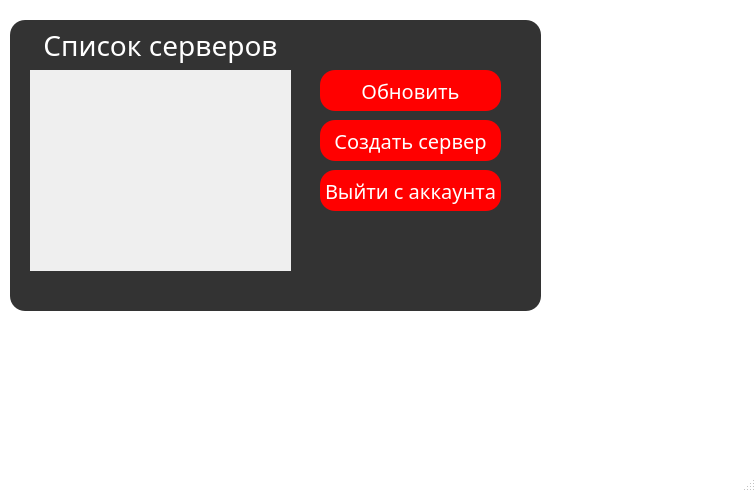
First picture: the form in Lobby.ui, repository ChazGrant/Messenger, before the edit.
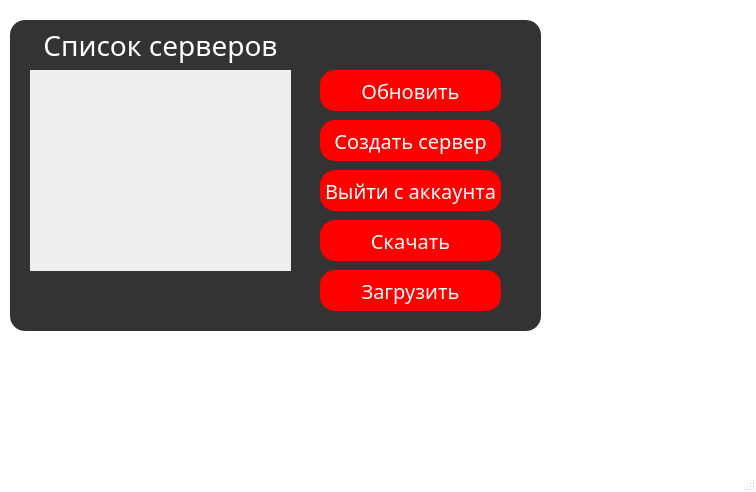
Second picture: the form after the edit. Icons and pictures are not drawn.

```diff
--- a/Lobby.ui
+++ b/Lobby.ui
@@ -84,7 +84,7 @@
       <x>10</x>
       <y>20</y>
       <width>531</width>
-      <height>291</height>
+      <height>311</height>
      </rect>
     </property>
     <property name="frameShape">
@@ -197,6 +197,32 @@
       <string>Создать сервер</string>
      </property>
     </widget>
+    <widget class="QPushButton" name="downloadButton">
+     <property name="geometry">
+      <rect>
+       <x>310</x>
+       <y>200</y>
+       <width>181</width>
+       <height>41</height>
+      </rect>
+     </property>
+     <property name="text">
+      <string>Скачать</string>
+     </property>
+    </widget>
+    <widget class="QPushButton" name="uploadButton">
+     <property name="geometry">
+      <rect>
+       <x>310</x>
+       <y>250</y>
+       <width>181</width>
+       <height>41</height>
+      </rect>
+     </property>
+     <property name="text">
+      <string>Загрузить</string>
+     </property>
+    </widget>
    </widget>
   </widget>
   <widget class="QMenuBar" name="menubar">
```
